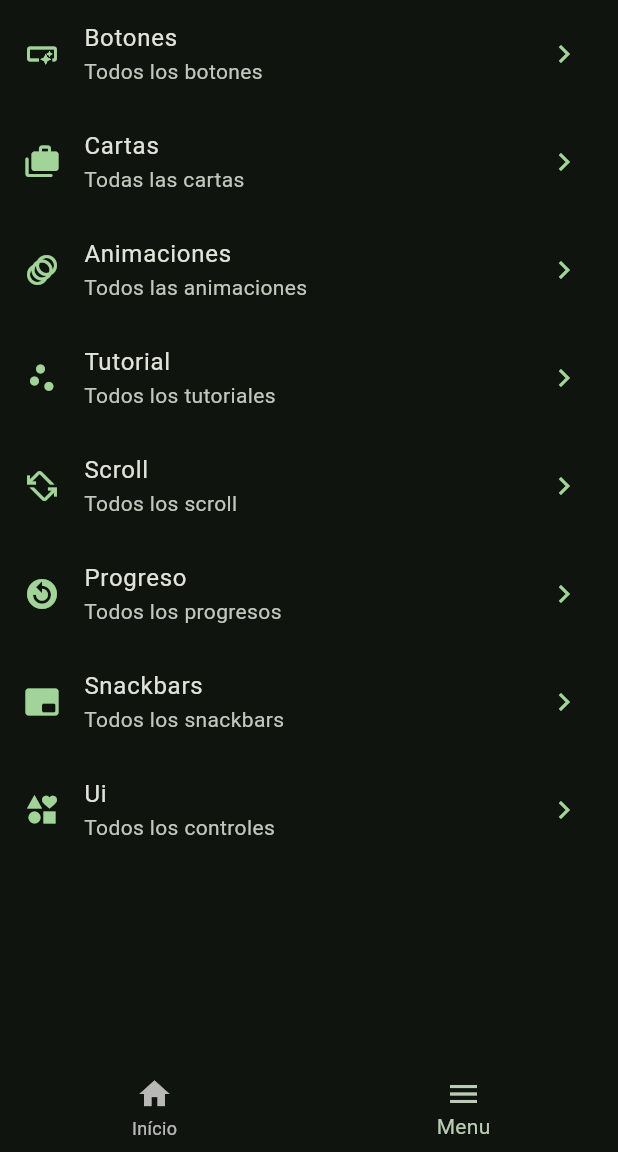
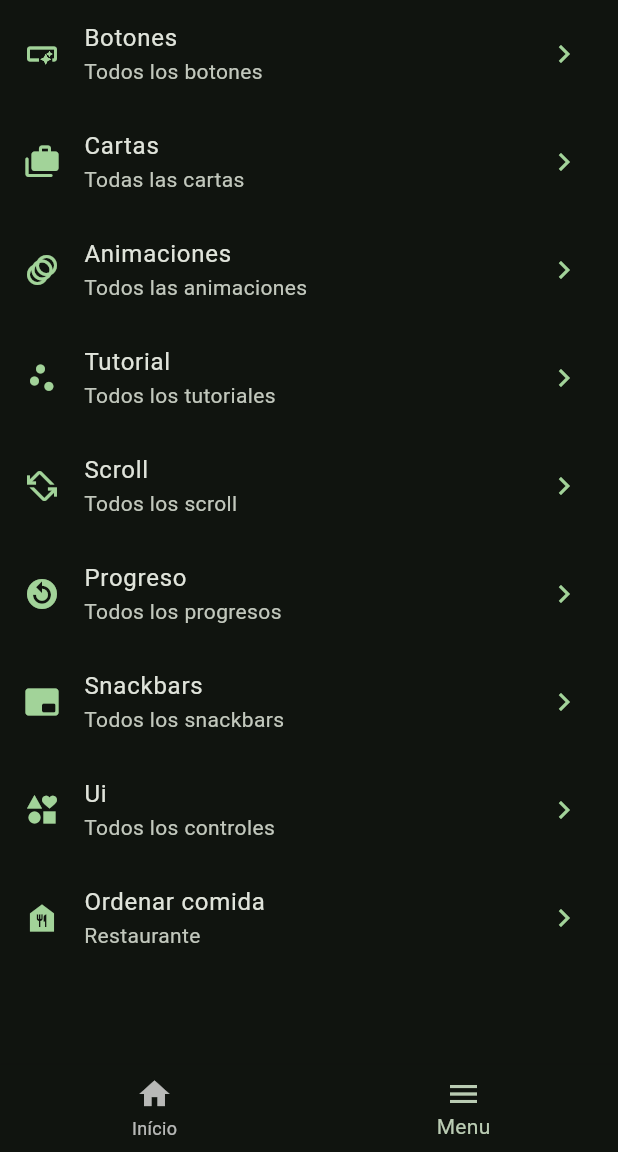
Before and after one commit to OscarAVJ/flutter_widgets_app, a Flutter app: the screen it shows after launch, item 2 of the bottom bar chosen, on a phone screen of 412 x 824 dp, the part 84-1236 px from its top. Run offline on Flutter 3.47's test engine with Material 3 defaults, Android fonts, the phone set to English and light mode, and no system bars; our stand-ins replace go_router; network calls fail.

```diff
--- a/lib/config/menuItems/menu_items.dart
+++ b/lib/config/menuItems/menu_items.dart
@@ -63,4 +63,10 @@ const menuList = <MenuItems>[
     url: '/uicontrols',
     icon: Icon(Icons.interests),
   ),
+  MenuItems(
+    title: 'Ordenar comida',
+    subTitle: 'Restaurante ',
+    url: '/ordenar',
+    icon: Icon(Icons.food_bank),
+  ),
 ];
--- a/lib/config/routing/app_routes.dart
+++ b/lib/config/routing/app_routes.dart
@@ -1,10 +1,13 @@
 import 'package:flutter/widgets.dart';
 import 'package:flutter_widgets_app/presentation/home_page.dart';
+import 'package:flutter_widgets_app/presentation/screens/error_screen.dart';
 import 'package:flutter_widgets_app/presentation/screens/screens.dart';
 import 'package:go_router/go_router.dart';
 
 // GoRouter configuration
 final router = GoRouter(
+  errorBuilder: (context, state) => ErrorScreen(),
+
   ///Cambiar a gusto en caso de querer inicial en otra pantalla
   initialLocation: '/',
   routes: [
```
Also changed, not shown: lib/presentation/screens/error_screen.dart (added, +29 -0 lines).
